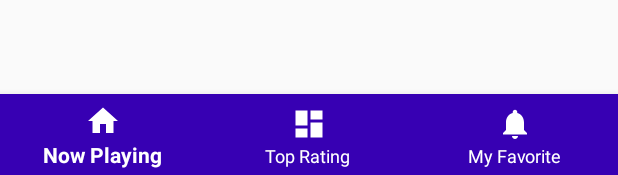
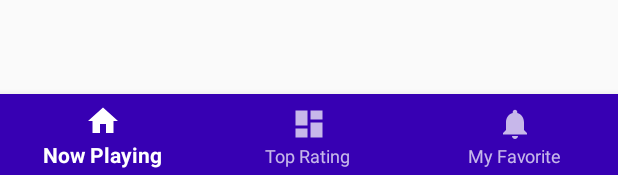
Before and after one commit to huynhvanhauvn/Android-Ex3, an Android app: the layout activity_main.xml on its own in the app's theme, with its tools: preview values and no code run, on a phone screen of 412 x 824 dp. Shown: the part 1058-1233 px from the top of the screen. Run offline under Robolectric (Android 15) with nearby library versions, the phone set to English and light mode, and no system bars.

```diff
--- /dev/null
+++ b/app/src/main/res/drawable-v24/bottom_navigation_colors.xml
@@ -0,0 +1,9 @@
+<?xml version="1.0" encoding="utf-8"?>
+<selector xmlns:android="http://schemas.android.com/apk/res/android">
+    <item
+        android:state_checked="true"
+        android:color="#FFFFFF" />
+    <item
+        android:state_checked="false"
+        android:color="#B7FFFFFF" />
+</selector>
--- a/app/src/main/res/layout/activity_main.xml
+++ b/app/src/main/res/layout/activity_main.xml
@@ -24,8 +24,8 @@
         app:layout_constraintTop_toBottomOf="@id/viewPager"
         app:layout_constraintBottom_toBottomOf="parent"
         android:background="@color/colorPrimaryDark"
-        app:itemIconTint="@android:color/white"
-        app:itemTextColor="@android:color/white"
+        app:itemIconTint="@drawable/bottom_navigation_colors"
+        app:itemTextColor="@drawable/bottom_navigation_colors"
         app:menu="@menu/menu_nav_bottom"/>
 
 </androidx.constraintlayout.widget.ConstraintLayout>
```
Also changed, not shown: app/src/main/java/com/sbro/androidex3/MainActivity.kt (+11 -0 lines).
